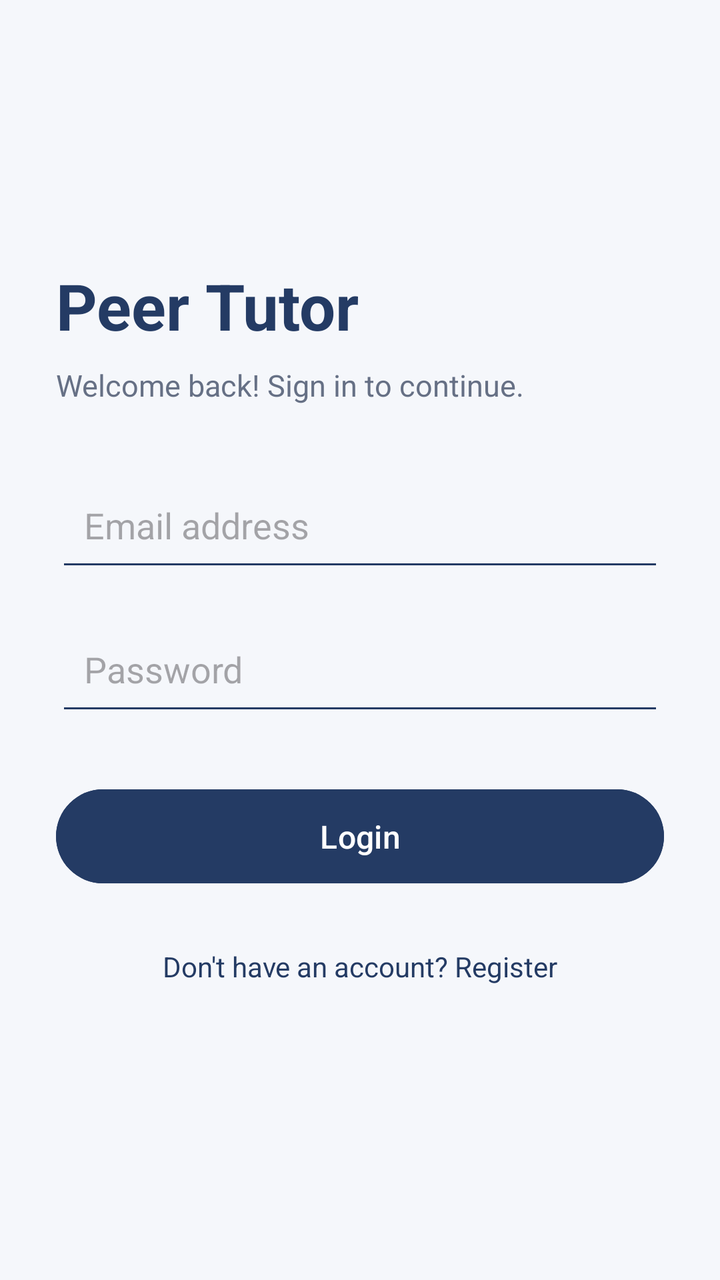
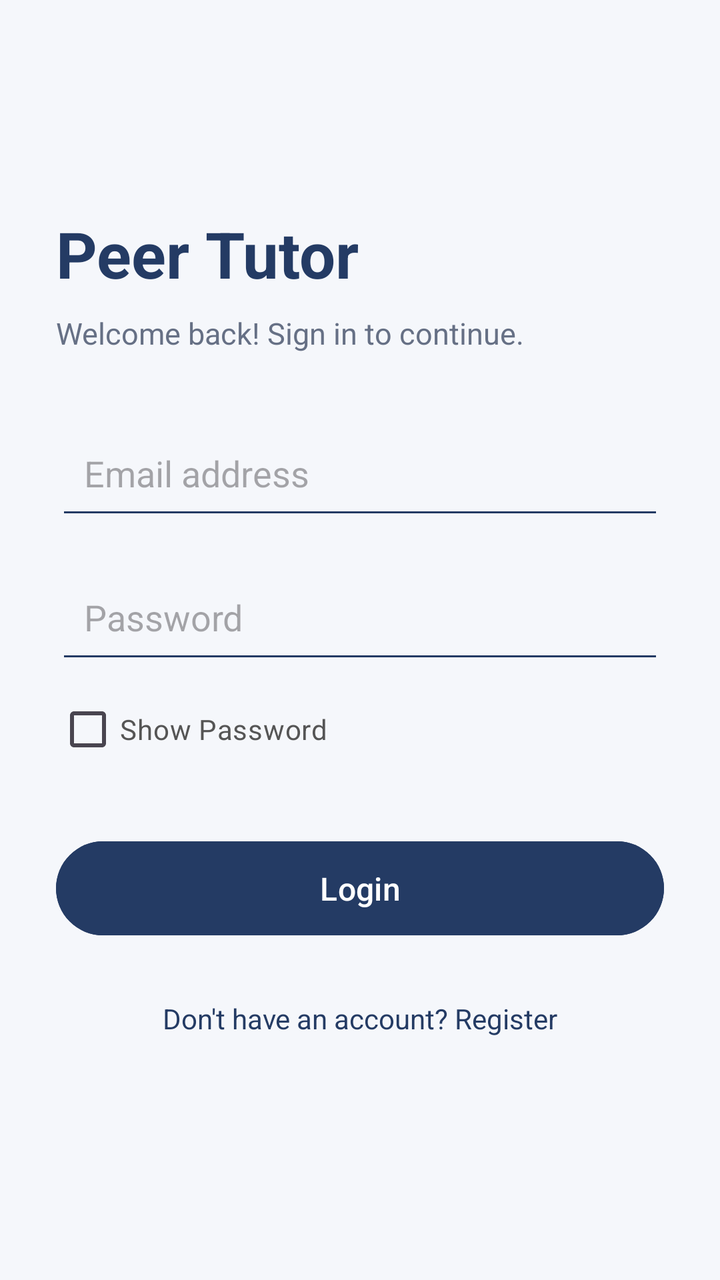

Compare the two renders of this Android layout. The source of the first and the diff that turns it into the second are given below.
<!-- AndroidManifest.xml: application theme Theme.PeerTutoringApplication -->
<!-- res/layout/activity_login.xml -->
<?xml version="1.0" encoding="utf-8"?>
<ScrollView xmlns:android="http://schemas.android.com/apk/res/android"
    android:layout_width="match_parent"
    android:layout_height="match_parent"
    android:fillViewport="true"
    android:background="#F5F7FB">

    <LinearLayout
        android:layout_width="match_parent"
        android:layout_height="wrap_content"
        android:orientation="vertical"
        android:padding="28dp"
        android:gravity="center_vertical">

        <TextView
            android:layout_width="wrap_content"
            android:layout_height="wrap_content"
            android:text="Peer Tutor"
            android:textSize="32sp"
            android:textStyle="bold"
            android:textColor="#243B64" />

        <TextView
            android:layout_width="wrap_content"
            android:layout_height="wrap_content"
            android:text="Welcome back! Sign in to continue."
            android:textSize="15sp"
            android:textColor="#667085"
            android:layout_marginTop="8dp"
            android:layout_marginBottom="32dp" />

        <EditText
            android:id="@+id/etEmail"
            android:layout_width="match_parent"
            android:layout_height="56dp"
            android:hint="Email address"
            android:inputType="textEmailAddress"
            android:padding="14dp"
            android:backgroundTint="#243B64" />

        <EditText
            android:id="@+id/etPassword"
            android:layout_width="match_parent"
            android:layout_height="56dp"
            android:hint="Password"
            android:inputType="textPassword"
            android:padding="14dp"
            android:layout_marginTop="16dp"
            android:backgroundTint="#243B64" />

        <Button
            android:id="@+id/btnLogin"
            android:layout_width="match_parent"
            android:layout_height="55dp"
            android:text="Login"
            android:textAllCaps="false"
            android:textSize="16sp"
            android:layout_marginTop="28dp"
            android:backgroundTint="#243B64" />

        <TextView
            android:id="@+id/tvRegister"
            android:layout_width="match_parent"
            android:layout_height="wrap_content"
            android:text="Don't have an account? Register"
            android:textAlignment="center"
            android:textColor="#243B64"
            android:textSize="14sp"
            android:padding="16dp"
            android:layout_marginTop="12dp" />

    </LinearLayout>
</ScrollView>
<!-- resources referenced by this layout -->
<resources>
  <style name="Theme.PeerTutoringApplication" parent="Base.Theme.PeerTutoringApplication" />
  <style name="Base.Theme.PeerTutoringApplication" parent="Theme.Material3.DayNight.NoActionBar">
          
          
      </style>
</resources>

<!-- the commit's change to res/layout/activity_login.xml (unified diff, before → after) -->
@@ -48,6 +48,14 @@
             android:layout_marginTop="16dp"
             android:backgroundTint="#243B64" />
 
+        <CheckBox
+            android:id="@+id/cbShowPassword"
+            android:layout_width="match_parent"
+            android:layout_height="wrap_content"
+            android:text="Show Password"
+            android:textColor="#555555"
+            android:layout_marginTop="4dp" />
+
         <Button
             android:id="@+id/btnLogin"
             android:layout_width="match_parent"
